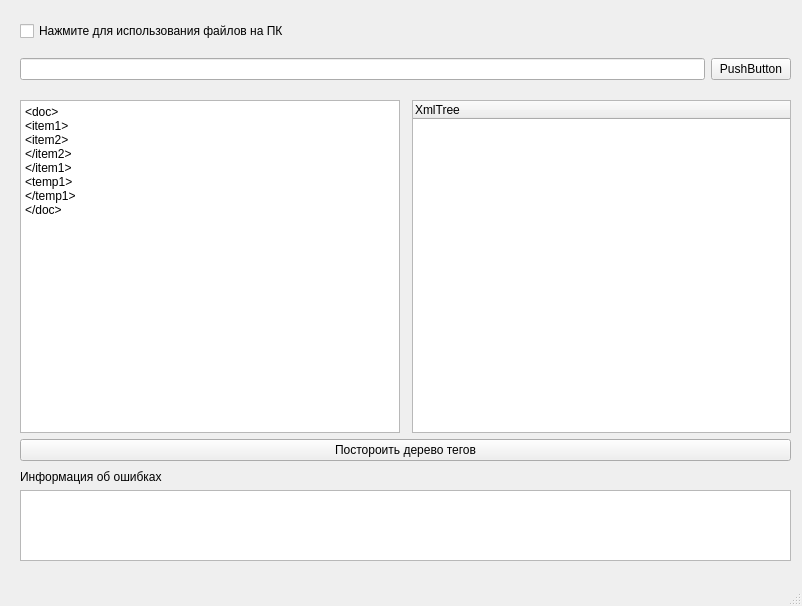
obrodiga/XmrReder, file mainwindow.ui: the form before one commit.
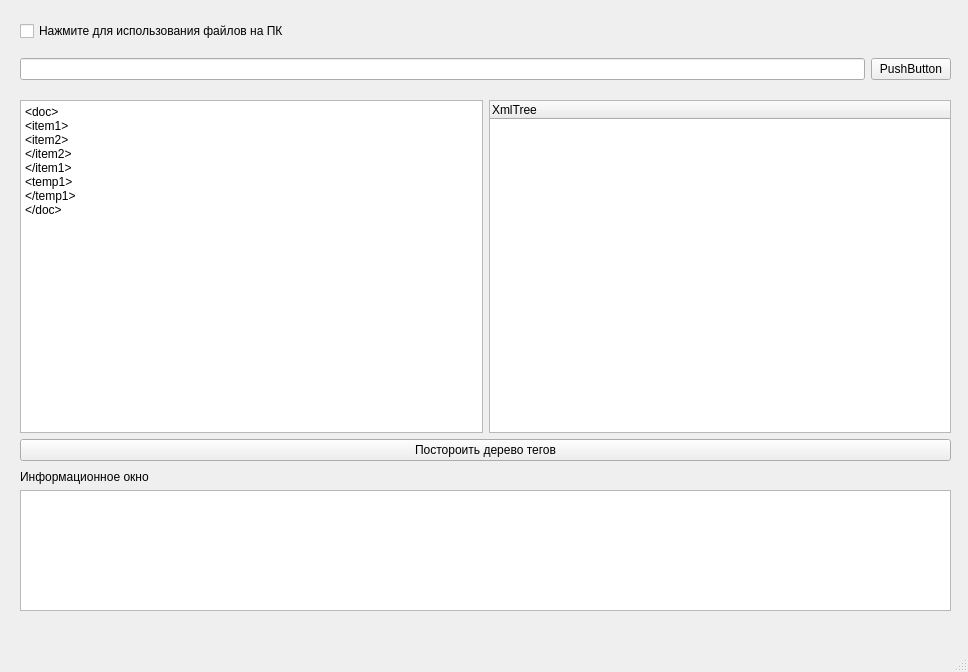
The form after the commit.

```diff
--- a/mainwindow.ui
+++ b/mainwindow.ui
@@ -6,10 +6,16 @@
    <rect>
     <x>0</x>
     <y>0</y>
-    <width>802</width>
-    <height>606</height>
+    <width>968</width>
+    <height>672</height>
    </rect>
   </property>
+  <property name="sizePolicy">
+   <sizepolicy hsizetype="Preferred" vsizetype="Expanding">
+    <horstretch>0</horstretch>
+    <verstretch>0</verstretch>
+   </sizepolicy>
+  </property>
   <property name="windowTitle">
    <string>MainWindow</string>
   </property>
@@ -19,22 +25,22 @@
      <rect>
       <x>20</x>
       <y>100</y>
-      <width>771</width>
+      <width>931</width>
       <height>361</height>
      </rect>
     </property>
     <layout class="QGridLayout" name="gridLayout">
-     <item row="1" column="2">
-      <widget class="QTreeWidget" name="treeWidget">
-       <column>
-        <property name="text">
-         <string notr="true">XmlTree</string>
-        </property>
-       </column>
-      </widget>
-     </item>
+     <property name="sizeConstraint">
+      <enum>QLayout::SetDefaultConstraint</enum>
+     </property>
      <item row="1" column="0">
       <widget class="QTextEdit" name="textEdit">
+       <property name="sizePolicy">
+        <sizepolicy hsizetype="Expanding" vsizetype="Expanding">
+         <horstretch>0</horstretch>
+         <verstretch>0</verstretch>
+        </sizepolicy>
+       </property>
        <property name="html">
         <string>&lt;!DOCTYPE HTML PUBLIC &quot;-//W3C//DTD HTML 4.0//EN&quot; &quot;http://www.w3.org/TR/REC-html40/strict.dtd&quot;&gt;
 &lt;html&gt;&lt;head&gt;&lt;meta name=&quot;qrichtext&quot; content=&quot;1&quot; /&gt;&lt;meta charset=&quot;utf-8&quot; /&gt;&lt;style type=&quot;text/css&quot;&gt;
@@ -51,7 +57,22 @@
        </property>
       </widget>
      </item>
-     <item row="2" column="0" colspan="3">
+     <item row="1" column="1">
+      <widget class="QTreeWidget" name="treeWidget">
+       <property name="sizePolicy">
+        <sizepolicy hsizetype="Expanding" vsizetype="Expanding">
+         <horstretch>0</horstretch>
+         <verstretch>0</verstretch>
+        </sizepolicy>
+       </property>
+       <column>
+        <property name="text">
+         <string notr="true">XmlTree</string>
+        </property>
+       </column>
+      </widget>
+     </item>
+     <item row="2" column="0" colspan="2">
       <widget class="QPushButton" name="pushButton">
        <property name="text">
         <string>Постороить дерево тегов</string>
@@ -65,7 +86,7 @@
      <rect>
       <x>20</x>
       <y>10</y>
-      <width>771</width>
+      <width>931</width>
       <height>81</height>
      </rect>
     </property>
@@ -94,20 +115,30 @@
      <rect>
       <x>20</x>
       <y>470</y>
-      <width>771</width>
-      <height>91</height>
+      <width>931</width>
+      <height>141</height>
      </rect>
     </property>
     <layout class="QVBoxLayout" name="verticalLayout">
+     <property name="sizeConstraint">
+      <enum>QLayout::SetNoConstraint</enum>
+     </property>
      <item>
       <widget class="QLabel" name="label">
        <property name="text">
-        <string>Информация об ошибках</string>
+        <string>Информационное окно</string>
        </property>
       </widget>
      </item>
      <item>
-      <widget class="QTextBrowser" name="textBrowser"/>
+      <widget class="QTextBrowser" name="textBrowser">
+       <property name="sizePolicy">
+        <sizepolicy hsizetype="Expanding" vsizetype="Expanding">
+         <horstretch>0</horstretch>
+         <verstretch>0</verstretch>
+        </sizepolicy>
+       </property>
+      </widget>
      </item>
     </layout>
    </widget>
```
Left out of the diff: 2 changed lines with no effect on the pictures.
